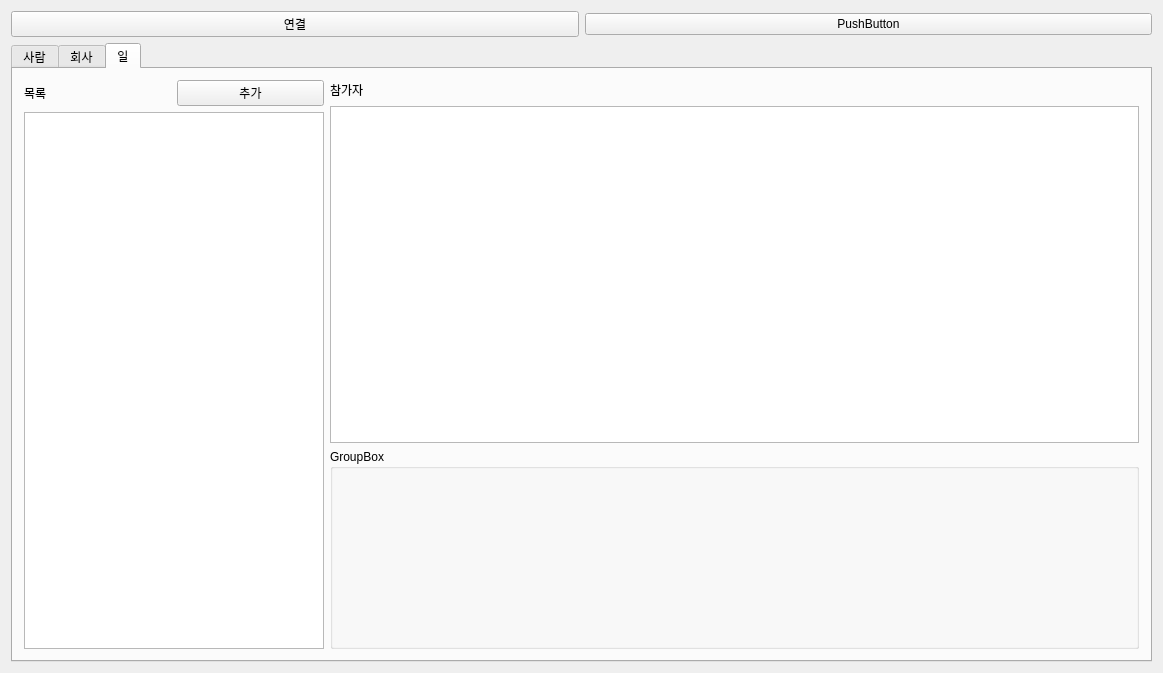
Qt form src/mainwindow.ui (Hyuntae-Lee/HuResMgr) before a commit.
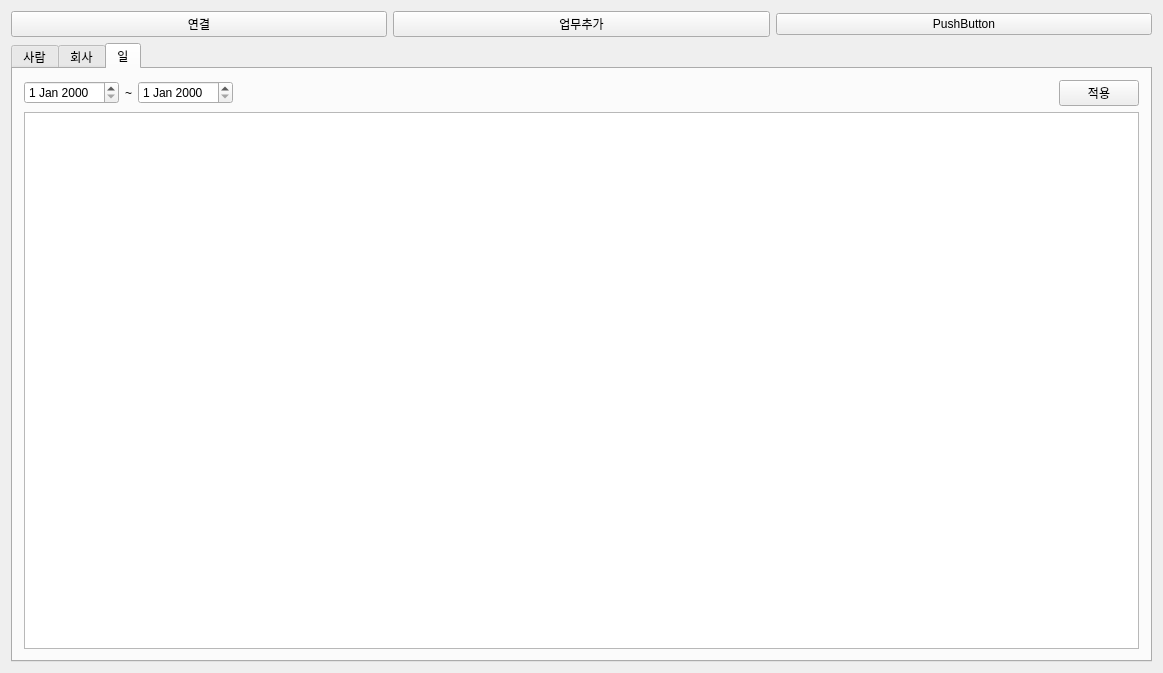
The same form after that commit. The open tabs and pages were chosen to show the change.

Commit message: 통계화면 구현 중, 빌드 안됨

What changed in the file:
```diff
--- a/src/mainwindow.ui
+++ b/src/mainwindow.ui
@@ -30,6 +30,13 @@
         </property>
        </widget>
       </item>
+      <item>
+       <widget class="QPushButton" name="pushButton_workNew">
+        <property name="text">
+         <string>업무추가</string>
+        </property>
+       </widget>
+      </item>
       <item>
        <widget class="QPushButton" name="pushButton">
         <property name="text">
@@ -422,83 +429,53 @@
         <item>
          <layout class="QVBoxLayout" name="verticalLayout_6">
           <item>
-           <layout class="QHBoxLayout" name="horizontalLayout_8">
-            <item>
-             <widget class="QLabel" name="label_8">
+           <layout class="QGridLayout" name="gridLayout">
+            <item row="1" column="0">
+             <widget class="QDateEdit" name="dateEdit"/>
+            </item>
+            <item row="1" column="2">
+             <widget class="QDateEdit" name="dateEdit_2"/>
+            </item>
+            <item row="1" column="1">
+             <widget class="QLabel" name="label_9">
+              <property name="sizePolicy">
+               <sizepolicy hsizetype="Minimum" vsizetype="Preferred">
+                <horstretch>0</horstretch>
+                <verstretch>0</verstretch>
+               </sizepolicy>
+              </property>
               <property name="text">
-               <string>목록</string>
+               <string>~</string>
               </property>
              </widget>
             </item>
-            <item>
-             <widget class="QPushButton" name="pushButton_workNew">
+            <item row="1" column="4">
+             <widget class="QPushButton" name="pushButton_refreshJobjist">
               <property name="text">
-               <string>추가</string>
+               <string>적용</string>
               </property>
              </widget>
             </item>
+            <item row="1" column="3">
+             <spacer name="horizontalSpacer">
+              <property name="orientation">
+               <enum>Qt::Horizontal</enum>
+              </property>
+              <property name="sizeHint" stdset="0">
+               <size>
+                <width>40</width>
+                <height>20</height>
+               </size>
+              </property>
+             </spacer>
+            </item>
            </layout>
           </item>
           <item>
-           <widget class="QListView" name="listView_work">
-            <property name="sizePolicy">
-             <sizepolicy hsizetype="Fixed" vsizetype="Expanding">
-              <horstretch>0</horstretch>
-              <verstretch>0</verstretch>
-             </sizepolicy>
-            </property>
-            <property name="minimumSize">
-             <size>
-              <width>300</width>
-              <height>0</height>
-             </size>
-            </property>
-           </widget>
+           <layout class="QHBoxLayout" name="horizontalLayout_8"/>
           </item>
-         </layout>
-        </item>
-        <item>
-         <layout class="QVBoxLayout" name="verticalLayout_7">
           <item>
-           <widget class="QLabel" name="label">
-            <property name="sizePolicy">
-             <sizepolicy hsizetype="Preferred" vsizetype="Fixed">
-              <horstretch>0</horstretch>
-              <verstretch>0</verstretch>
-             </sizepolicy>
-            </property>
-            <property name="minimumSize">
-             <size>
-              <width>0</width>
-              <height>20</height>
-             </size>
-            </property>
-            <property name="text">
-             <string>참가자</string>
-            </property>
-           </widget>
-          </item>
-          <item>
-           <widget class="QListView" name="listView_workerForWork"/>
-          </item>
-          <item>
-           <widget class="QGroupBox" name="groupBox_3">
-            <property name="sizePolicy">
-             <sizepolicy hsizetype="Preferred" vsizetype="Fixed">
-              <horstretch>0</horstretch>
-              <verstretch>0</verstretch>
-             </sizepolicy>
-            </property>
-            <property name="minimumSize">
-             <size>
-              <width>0</width>
-              <height>200</height>
-             </size>
-            </property>
-            <property name="title">
-             <string>GroupBox</string>
-            </property>
-           </widget>
+           <widget class="QTableView" name="tableView_jobListForStat"/>
           </item>
          </layout>
         </item>
```
Left out of the diff: 2 changed lines with no effect on the pictures. The commit also changes 5 other files.
